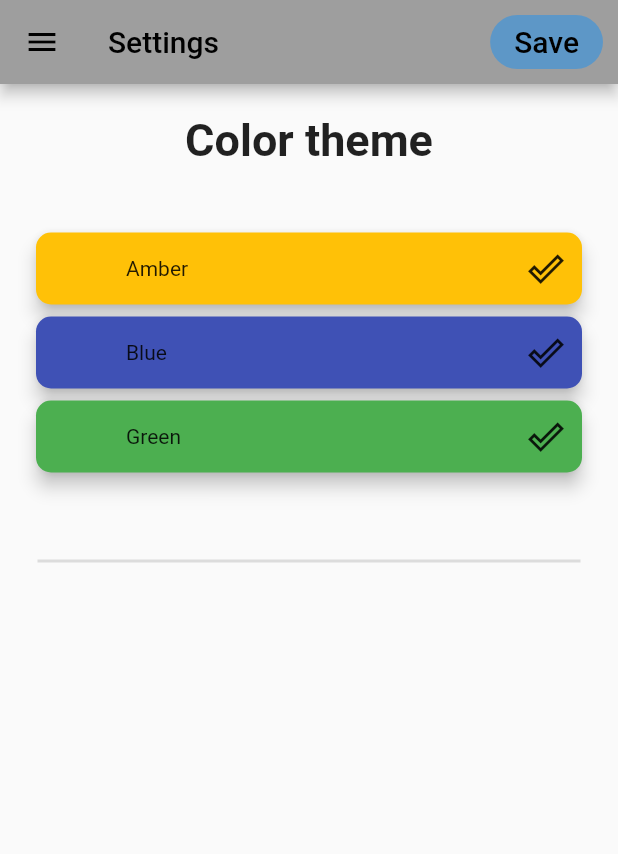
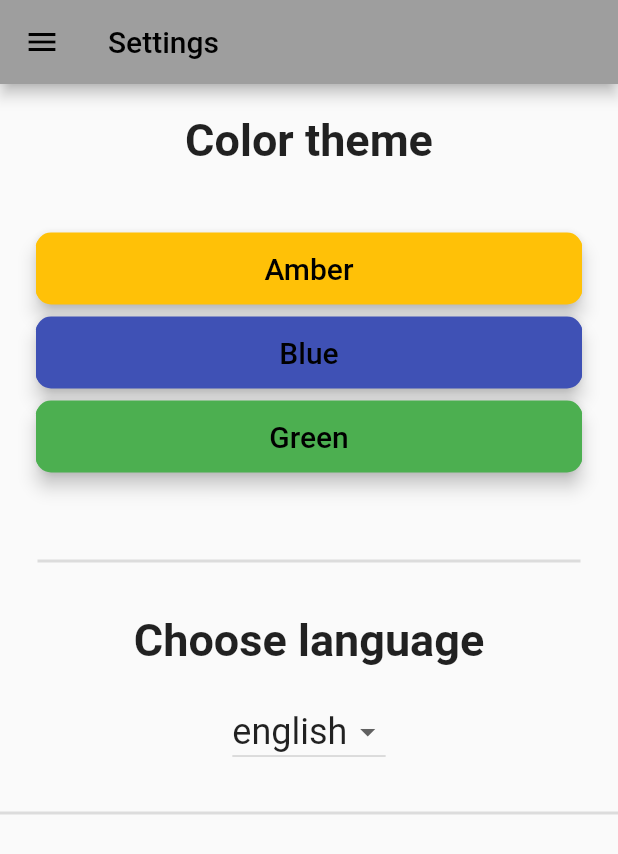
Before and after one commit to Gennadii85/MyFirstPet, a Flutter app: the screen it shows after launch, in the side drawer, after a tap on "Настройки", on a phone screen of 412 x 824 dp. Shown: the top 854 px of the screen. Run offline on Flutter 3.47's test engine with Material 2 defaults, Android fonts, the phone set to English and light mode, and no system bars; our stand-ins replace hive_flutter, lite_rolling_switch, percent_indicator, shared_preferences, table_calendar; accounts and stored records are empty.

Commit message:
form settings finish

```diff
--- a/pet/lib/main.dart
+++ b/pet/lib/main.dart
@@ -1,5 +1,6 @@
 import 'package:flutter/material.dart';
 import 'package:hive_flutter/hive_flutter.dart';
+import 'package:pet/settings.dart';
 import 'package:pet/todo/todolist.dart';
 
 void main() async {
@@ -18,7 +19,7 @@ class MyApp extends StatelessWidget {
     return MaterialApp(
       // debugShowCheckedModeBanner: false,
       theme: ThemeData(primarySwatch: Colors.blueGrey),
-      home: const TodoList(),
+      home: const Settings(),
     );
   }
 }
--- a/pet/lib/settings.dart
+++ b/pet/lib/settings.dart
@@ -10,6 +10,16 @@ class Settings extends StatefulWidget {
 
 class _SettingsState extends State<Settings> {
   var settingTheme = ThemeData(primarySwatch: Colors.grey);
+  String? selectedValue;
+  List<String> list = [
+    'english',
+    'russian',
+  ];
+  @override
+  void initState() {
+    super.initState();
+    selectedValue = list.first;
+  }
 
   setTheme(color) {
     setState(() {
@@ -25,23 +35,6 @@ class _SettingsState extends State<Settings> {
         drawer: const DrawerAppBar(),
         appBar: AppBar(
           title: const Text('Settings'),
-          actions: [
-            Padding(
-              padding: const EdgeInsets.all(10.0),
-              child: FilledButton(
-                  onPressed: () {
-                    // сохранение параметров
-                  },
-                  style: const ButtonStyle(
-                    backgroundColor: MaterialStatePropertyAll<Color>(
-                        Color.fromARGB(255, 93, 151, 199)),
-                  ),
-                  child: const Text(
-                    'Save',
-                    style: TextStyle(color: Colors.black, fontSize: 20),
-                  )),
-            )
-          ],
         ),
         body: Column(
           mainAxisAlignment: MainAxisAlignment.start,
@@ -86,6 +79,39 @@ class _SettingsState extends State<Settings> {
                 thickness: 2,
               ),
             ),
+            const Center(
+              child: Text(
+                'Choose language',
+                style: TextStyle(fontSize: 30, fontWeight: FontWeight.bold),
+              ),
+            ),
+            Padding(
+              padding: const EdgeInsets.all(20.0),
+              child: DropdownButton(
+                value: selectedValue,
+                dropdownColor: settingTheme.primaryColor,
+                isExpanded: false,
+                onChanged: (String? value) {
+                  setState(() {
+                    selectedValue = value!;
+                  });
+                },
+                items: list.map((list) {
+                  return DropdownMenuItem<String>(
+                    alignment: AlignmentDirectional.center,
+                    value: list,
+                    child: Text(
+                      list,
+                      style: const TextStyle(fontSize: 24),
+                    ),
+                  );
+                }).toList(),
+              ),
+            ),
+            const Divider(
+              height: 20,
+              thickness: 2,
+            ),
           ],
         ),
       ),
@@ -116,20 +142,20 @@ class _ColorThemeState extends State<ColorTheme> {
       color: widget.color,
       elevation: 5,
       shape: RoundedRectangleBorder(borderRadius: BorderRadius.circular(10)),
-      child: Row(
-        mainAxisAlignment: MainAxisAlignment.spaceBetween,
-        children: [
-          Container(
-            padding: const EdgeInsets.fromLTRB(60, 0, 0, 0),
-            child: Text(widget.namecolor),
+      child: SizedBox(
+        width: double.infinity,
+        child: TextButton(
+          style: ButtonStyle(
+            backgroundColor: MaterialStatePropertyAll<Color>(widget.color),
           ),
-          IconButton(
-            onPressed: () {
-              widget.coolbackTheme(widget.color);
-            },
-            icon: const Icon(Icons.done_outline),
+          onPressed: () {
+            widget.coolbackTheme(widget.color);
+          },
+          child: Text(
+            widget.namecolor,
+            style: const TextStyle(fontSize: 20, color: Colors.black),
           ),
-        ],
+        ),
       ),
     );
   }
```
